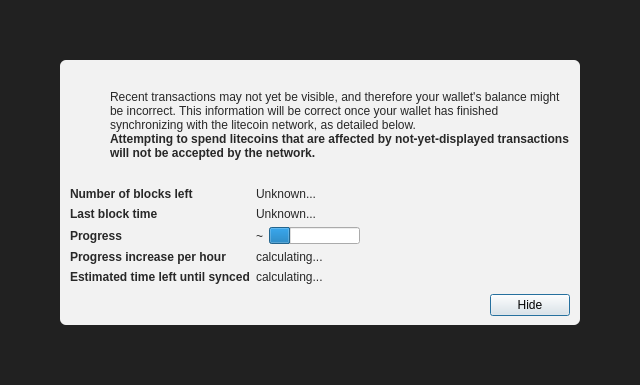
spore-engineering/spore-core, file src/qt/forms/modaloverlay.ui: the form before one commit.
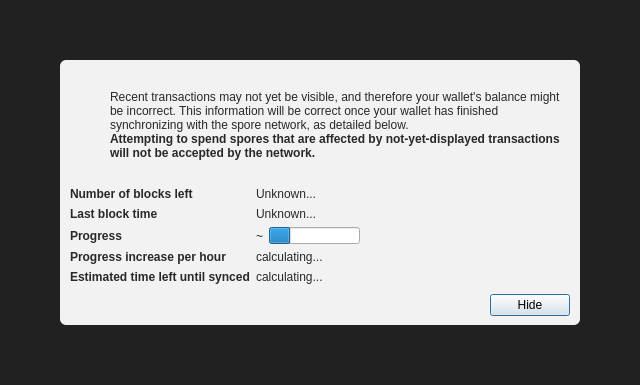
The form after the commit. Icons and pictures are not drawn. Custom widgets are drawn as their Qt base class.

The edit to the form file:
```diff
--- a/src/qt/forms/modaloverlay.ui
+++ b/src/qt/forms/modaloverlay.ui
@@ -130,7 +130,7 @@
              <item>
               <widget class="QLabel" name="infoText">
                <property name="text">
-                <string>Recent transactions may not yet be visible, and therefore your wallet's balance might be incorrect. This information will be correct once your wallet has finished synchronizing with the litecoin network, as detailed below.</string>
+                <string>Recent transactions may not yet be visible, and therefore your wallet's balance might be incorrect. This information will be correct once your wallet has finished synchronizing with the spore network, as detailed below.</string>
                </property>
                <property name="textFormat">
                 <enum>Qt::RichText</enum>
@@ -149,7 +149,7 @@
                 </font>
                </property>
                <property name="text">
-                <string>Attempting to spend litecoins that are affected by not-yet-displayed transactions will not be accepted by the network.</string>
+                <string>Attempting to spend spores that are affected by not-yet-displayed transactions will not be accepted by the network.</string>
                </property>
                <property name="textFormat">
                 <enum>Qt::RichText</enum>
```
